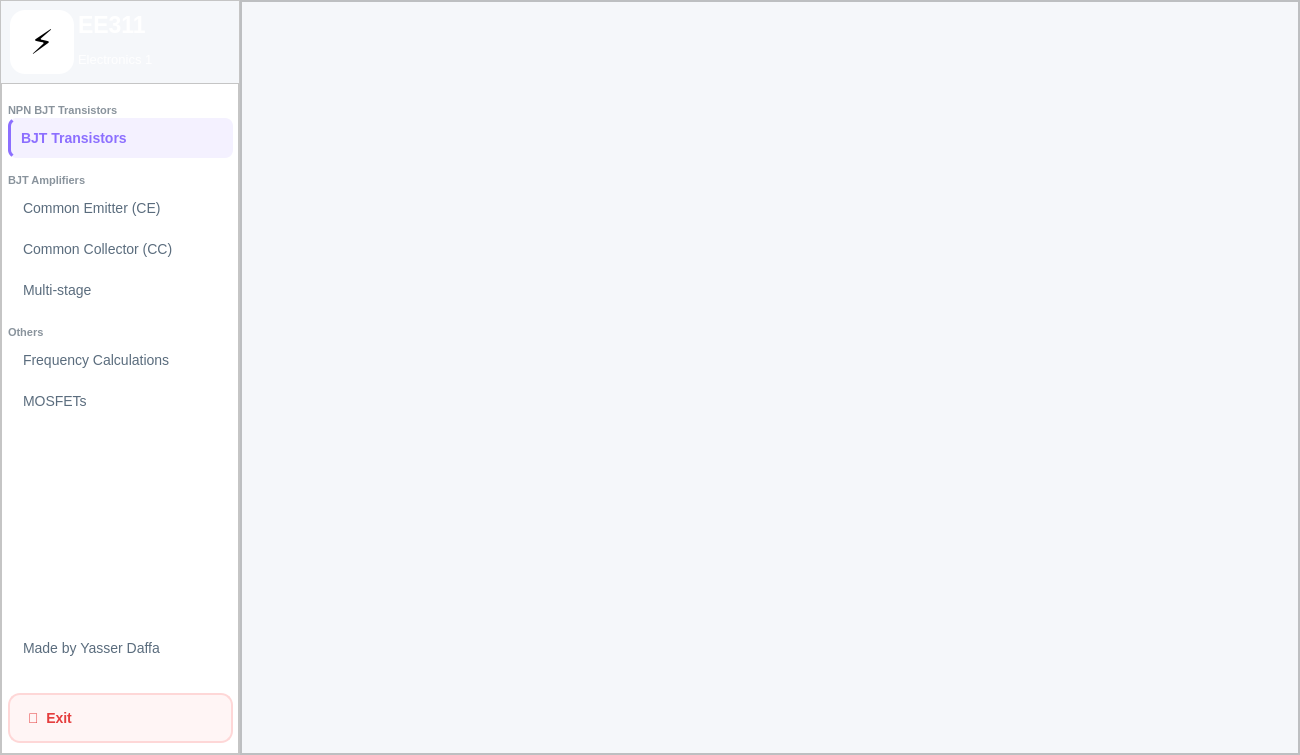
The window that ui/main_dashboard.ui (Yasser-Daffa/ee311-transistor-calc) describes before a commit, drawn with Qt 5.
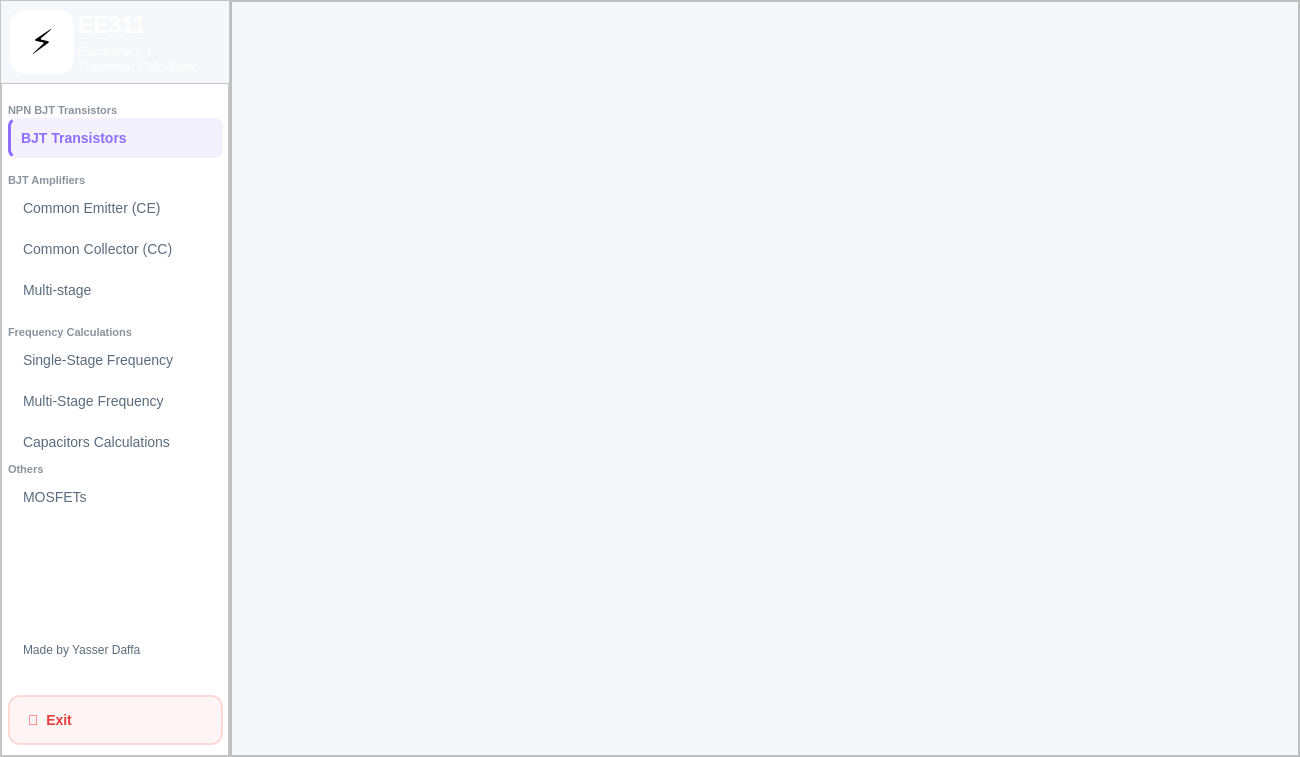
The same window after the commit. The open tabs and pages were chosen to show the change.

Commit message: added single+multi stage frequency calc widgets

What changed in the file:
```diff
--- a/ui/main_dashboard.ui
+++ b/ui/main_dashboard.ui
@@ -7,7 +7,7 @@
     <x>0</x>
     <y>0</y>
     <width>1300</width>
-    <height>755</height>
+    <height>757</height>
    </rect>
   </property>
   <property name="minimumSize">
@@ -58,7 +58,7 @@
       </property>
       <property name="maximumSize">
        <size>
-        <width>240</width>
+        <width>230</width>
         <height>16777215</height>
        </size>
       </property>
@@ -166,7 +166,11 @@
                  <string notr="true">color: rgba(255,255,255,0.95); font-size: 13px; background: transparent;</string>
                 </property>
                 <property name="text">
-                 <string>Electronics 1</string>
+                 <string>Electronics 1
+Transistor Calculator</string>
+                </property>
+                <property name="wordWrap">
+                 <bool>true</bool>
                 </property>
                </widget>
               </item>
@@ -229,8 +233,8 @@
            <rect>
             <x>0</x>
             <y>0</y>
-            <width>236</width>
-            <height>667</height>
+            <width>226</width>
+            <height>663</height>
            </rect>
           </property>
           <property name="styleSheet">
@@ -539,57 +543,57 @@
             <widget class="QLabel" name="courseMgmtLabel">
              <property name="styleSheet">
               <string notr="true">color: rgb(137, 147, 156); font-size: 11px; font-weight: 800; background: transparent;</string>
-             </property>
-             <property name="text">
-              <string>Others</string>
-             </property>
-            </widget>
-           </item>
-           <item>
-            <widget class="QPushButton" name="buttonFrequencyCalculations">
-             <property name="minimumSize">
-              <size>
-               <width>0</width>
-               <height>40</height>
-              </size>
-             </property>
-             <property name="cursor">
-              <cursorShape>PointingHandCursor</cursorShape>
-             </property>
-             <property name="styleSheet">
-              <string notr="true">QPushButton {
-    background-color: transparent;
-    border: none;
-    border-radius: 8px;
-    color: #5a6c7d;
-    font-size: 14px;
-    text-align: left;
-    padding-left: 15px;
-}
-
-QPushButton:hover {
-    background-color: rgb(245, 248, 248);
-    color: #8c6fff;  /* slightly purple-ish on hover */
-}
-
-/* CHECKED / TOGGLED STATE */
-QPushButton:checked {
-    background-color: rgba(140, 111, 255, 0.10);  /* faint purple */
-    color: #8c6fff; 
-    font-weight: bold;
-    border-left: 3px solid #8c6fff;
-    padding-left: 10px; /* adjust so bar doesn’t push content too far */
-}
-
-/* PRESSED STATE (optional but clean) */
-QPushButton:pressed {
-    background-color: rgba(140, 111, 255, 0.18);  /* slightly darker purple on press */
-}
-</string>
              </property>
              <property name="text">
               <string>Frequency Calculations</string>
              </property>
+            </widget>
+           </item>
+           <item>
+            <widget class="QPushButton" name="buttonSingleStageFrequency">
+             <property name="minimumSize">
+              <size>
+               <width>0</width>
+               <height>40</height>
+              </size>
+             </property>
+             <property name="cursor">
+              <cursorShape>PointingHandCursor</cursorShape>
+             </property>
+             <property name="styleSheet">
+              <string notr="true">QPushButton {
+    background-color: transparent;
+    border: none;
+    border-radius: 8px;
+    color: #5a6c7d;
+    font-size: 14px;
+    text-align: left;
+    padding-left: 15px;
+}
+
+QPushButton:hover {
+    background-color: rgb(245, 248, 248);
+    color: #8c6fff;  /* slightly purple-ish on hover */
+}
+
+/* CHECKED / TOGGLED STATE */
+QPushButton:checked {
+    background-color: rgba(140, 111, 255, 0.10);  /* faint purple */
+    color: #8c6fff; 
+    font-weight: bold;
+    border-left: 3px solid #8c6fff;
+    padding-left: 10px; /* adjust so bar doesn’t push content too far */
+}
+
+/* PRESSED STATE (optional but clean) */
+QPushButton:pressed {
+    background-color: rgba(140, 111, 255, 0.18);  /* slightly darker purple on press */
+}
+</string>
+             </property>
+             <property name="text">
+              <string>Single-Stage Frequency</string>
+             </property>
              <property name="checkable">
               <bool>true</bool>
              </property>
@@ -598,6 +602,122 @@
              </attribute>
             </widget>
            </item>
+           <item>
+            <widget class="QPushButton" name="buttonMultiStageFrequency">
+             <property name="minimumSize">
+              <size>
+               <width>0</width>
+               <height>40</height>
+              </size>
+             </property>
+             <property name="cursor">
+              <cursorShape>PointingHandCursor</cursorShape>
+             </property>
+             <property name="styleSheet">
+              <string notr="true">QPushButton {
+    background-color: transparent;
+    border: none;
+    border-radius: 8px;
+    color: #5a6c7d;
+    font-size: 14px;
+    text-align: left;
+    padding-left: 15px;
+}
+
+QPushButton:hover {
+    background-color: rgb(245, 248, 248);
+    color: #8c6fff;  /* slightly purple-ish on hover */
+}
+
+/* CHECKED / TOGGLED STATE */
+QPushButton:checked {
+    background-color: rgba(140, 111, 255, 0.10);  /* faint purple */
+    color: #8c6fff; 
+    font-weight: bold;
+    border-left: 3px solid #8c6fff;
+    padding-left: 10px; /* adjust so bar doesn’t push content too far */
+}
+
+/* PRESSED STATE (optional but clean) */
+QPushButton:pressed {
+    background-color: rgba(140, 111, 255, 0.18);  /* slightly darker purple on press */
+}
+</string>
+             </property>
+             <property name="text">
+              <string>Multi-Stage Frequency</string>
+             </property>
+             <property name="checkable">
+              <bool>true</bool>
+             </property>
+             <attribute name="buttonGroup">
+              <string notr="true">buttonGroupSubmenus</string>
+             </attribute>
+            </widget>
+           </item>
+           <item>
+            <widget class="QPushButton" name="buttonCapacitorsCalc">
+             <property name="minimumSize">
+              <size>
+               <width>0</width>
+               <height>40</height>
+              </size>
+             </property>
+             <property name="cursor">
+              <cursorShape>PointingHandCursor</cursorShape>
+             </property>
+             <property name="styleSheet">
+              <string notr="true">QPushButton {
+    background-color: transparent;
+    border: none;
+    border-radius: 8px;
+    color: #5a6c7d;
+    font-size: 14px;
+    text-align: left;
+    padding-left: 15px;
+}
+
+QPushButton:hover {
+    background-color: rgb(245, 248, 248);
+    color: #8c6fff;  /* slightly purple-ish on hover */
+}
+
+/* CHECKED / TOGGLED STATE */
+QPushButton:checked {
+    background-color: rgba(140, 111, 255, 0.10);  /* faint purple */
+    color: #8c6fff; 
+    font-weight: bold;
+    border-left: 3px solid #8c6fff;
+    padding-left: 10px; /* adjust so bar doesn’t push content too far */
+}
+
+/* PRESSED STATE (optional but clean) */
+QPushButton:pressed {
+    background-color: rgba(140, 111, 255, 0.18);  /* slightly darker purple on press */
+}
+</string>
+             </property>
+             <property name="text">
+              <string>Capacitors Calculations</string>
+             </property>
+             <property name="checkable">
+              <bool>true</bool>
+             </property>
+             <attribute name="buttonGroup">
+              <string notr="true">buttonGroupSubmenus</string>
+             </attribute>
+            </widget>
+           </item>
+           <item>
+            <widget class="QLabel" name="Other">
+             <property name="styleSheet">
+              <string notr="true">color: rgb(137, 147, 156); font-size: 11px; font-weight: 800; background: transparent;</string>
+             </property>
+             <property name="text">
+              <string>Others</string>
+             </property>
+            </widget>
+           </item>
            <item>
             <widget class="QPushButton" name="buttonMosfets">
              <property name="minimumSize">
@@ -659,7 +779,7 @@
              <property name="sizeHint" stdset="0">
               <size>
                <width>20</width>
-               <height>40</height>
+               <height>50</height>
               </size>
              </property>
             </spacer>
@@ -679,9 +799,9 @@
               <string notr="true">QPushButton {
     background-color: transparent;
     border: none;
-    border-radius: 8px;
+    border-radius: 6px;
     color: #5a6c7d;
-    font-size: 14px;
+    font-size: 12px;
     text-align: left;
     padding-left: 15px;
 }
@@ -925,8 +1045,8 @@
               <rect>
                <x>0</x>
                <y>0</y>
-               <width>1056</width>
-               <height>751</height>
+               <width>1066</width>
+               <height>753</height>
               </rect>
              </property>
              <layout class="QVBoxLayout" name="verticalLayout_4">
@@ -954,8 +1074,10 @@
                 <widget class="QWidget" name="page1CommonEmitter"/>
                 <widget class="QWidget" name="page2CommonCollector"/>
                 <widget class="QWidget" name="page3MultiStage"/>
-                <widget class="QWidget" name="page4FrequencyCalculations"/>
-                <widget class="QWidget" name="page5Mosfets"/>
+                <widget class="QWidget" name="page4SingleStageFrequency"/>
+                <widget class="QWidget" name="page5MultiStageFrequency"/>
+                <widget class="QWidget" name="page6CapacitorsCalc"/>
+                <widget class="QWidget" name="page7Mosfets"/>
                </widget>
               </item>
              </layout>
```
Left out of the diff: 8 changed lines with no effect on the pictures. The commit also changes 41 other files.
